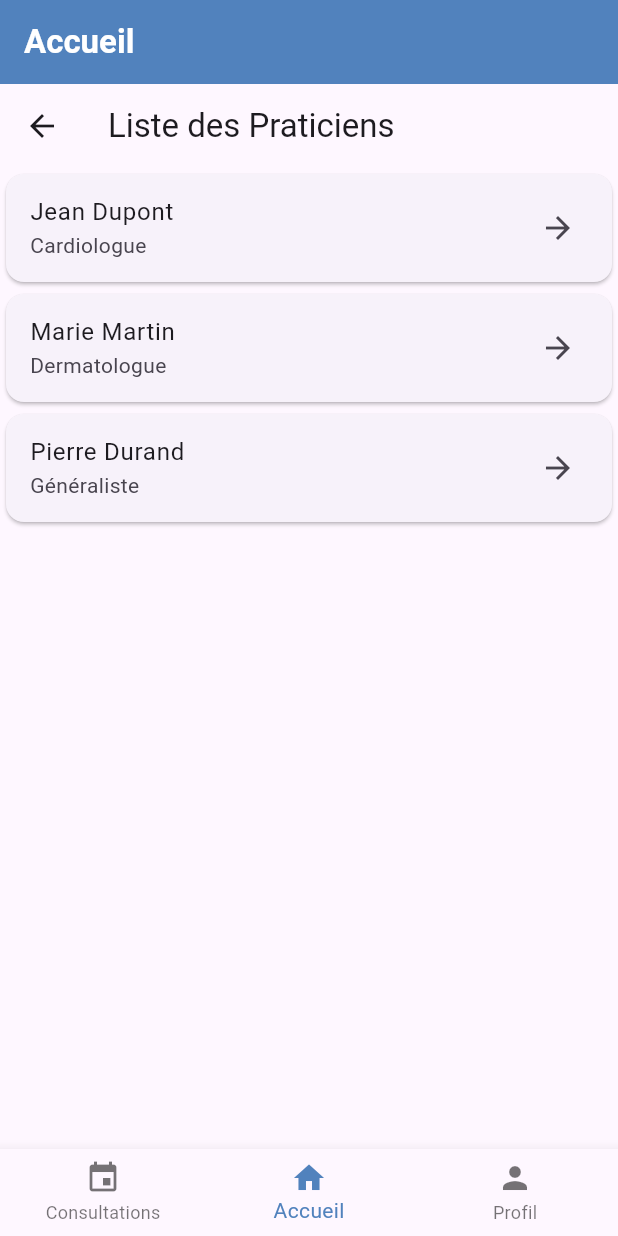
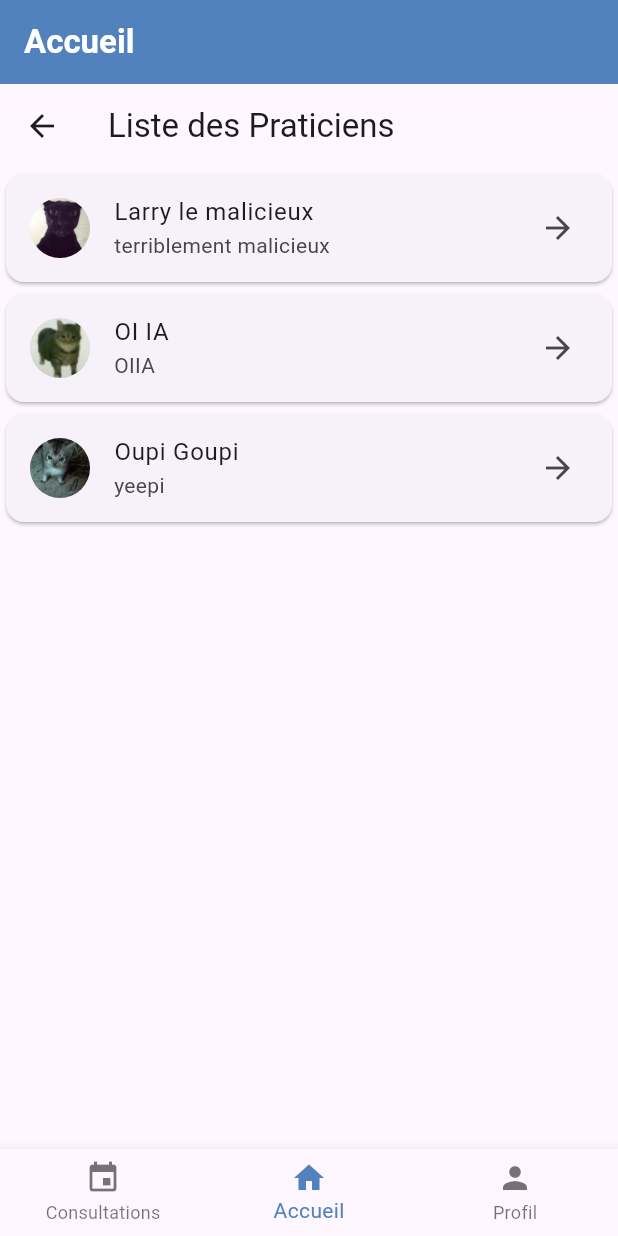
Before and after one commit to fluffy1211/GSB-FrontApp, a Flutter app: the MainNavigation screen opened directly, item 2 of the bottom bar chosen, on a phone screen of 412 x 824 dp. Run offline on Flutter 3.47's test engine with Material 3 defaults, Android fonts, the phone set to English and light mode, and no system bars; our stand-ins replace shared_preferences; accounts and stored records are empty.

Commit message:
images sur les cartes de praticiens

```diff
--- a/lib/components/navigation.dart
+++ b/lib/components/navigation.dart
@@ -15,7 +15,7 @@ class _MainNavigationState extends State<MainNavigation> {
   int _selectedIndex = 0;
 
   final List<Widget> _pages = [
-    ConsultationPage(),
+    ConsultationPage(date: DateTime.now(), timeSlot: '...'),
     HomePage(),
     ProfilePage(),
   ];
--- a/lib/components/praticiens.dart
+++ b/lib/components/praticiens.dart
@@ -5,16 +5,32 @@ class Praticien {
   final String nom;
   final String prenom;
   final String specialite;
+  final Image avatar;
 
   Praticien(
-      {required this.nom, required this.prenom, required this.specialite});
+      {required this.nom,
+      required this.prenom,
+      required this.specialite,
+      required this.avatar});
 }
 
 class PraticiensList extends StatelessWidget {
   final List<Praticien> praticiens = [
-    Praticien(nom: 'Dupont', prenom: 'Jean', specialite: 'Cardiologue'),
-    Praticien(nom: 'Martin', prenom: 'Marie', specialite: 'Dermatologue'),
-    Praticien(nom: 'Durand', prenom: 'Pierre', specialite: 'Généraliste'),
+    Praticien(
+        nom: 'le malicieux',
+        prenom: 'Larry',
+        specialite: 'terriblement malicieux',
+        avatar: Image(image: AssetImage('assets/larry.webp'))),
+    Praticien(
+        nom: 'IA',
+        prenom: 'OI',
+        specialite: 'OIIA',
+        avatar: Image(image: AssetImage('assets/oiia.webp'))),
+    Praticien(
+        nom: 'Goupi',
+        prenom: 'Oupi',
+        specialite: 'yeepi',
+        avatar: Image(image: AssetImage('assets/oupi_goupi.webp'))),
     // Ajoutez d'autres praticiens ici
   ];
 
@@ -32,6 +48,9 @@ class PraticiensList extends StatelessWidget {
             child: ListTile(
               title: Text('${praticien.prenom} ${praticien.nom}'),
               subtitle: Text(praticien.specialite),
+              leading: CircleAvatar(
+                backgroundImage: praticien.avatar.image,
+              ),
               trailing: Icon(Icons.arrow_forward),
               onTap: () {
                 Navigator.push(
@@ -40,7 +59,6 @@ class PraticiensList extends StatelessWidget {
                     builder: (context) => AppointmentScreen(),
                   ),
                 );
-
               },
             ),
           );
@@ -53,6 +71,5 @@ class PraticiensList extends StatelessWidget {
 void main() {
   runApp(MaterialApp(
     home: PraticiensList(),
-
   ));
 }
```
Also changed, not shown: lib/pages/consultation_page.dart (+19 -1 lines), lib/pages/rdv_page.dart (+13 -3 lines), assets/larry.webp (added), assets/oiia.webp (added), assets/oupi_goupi.webp (added).
